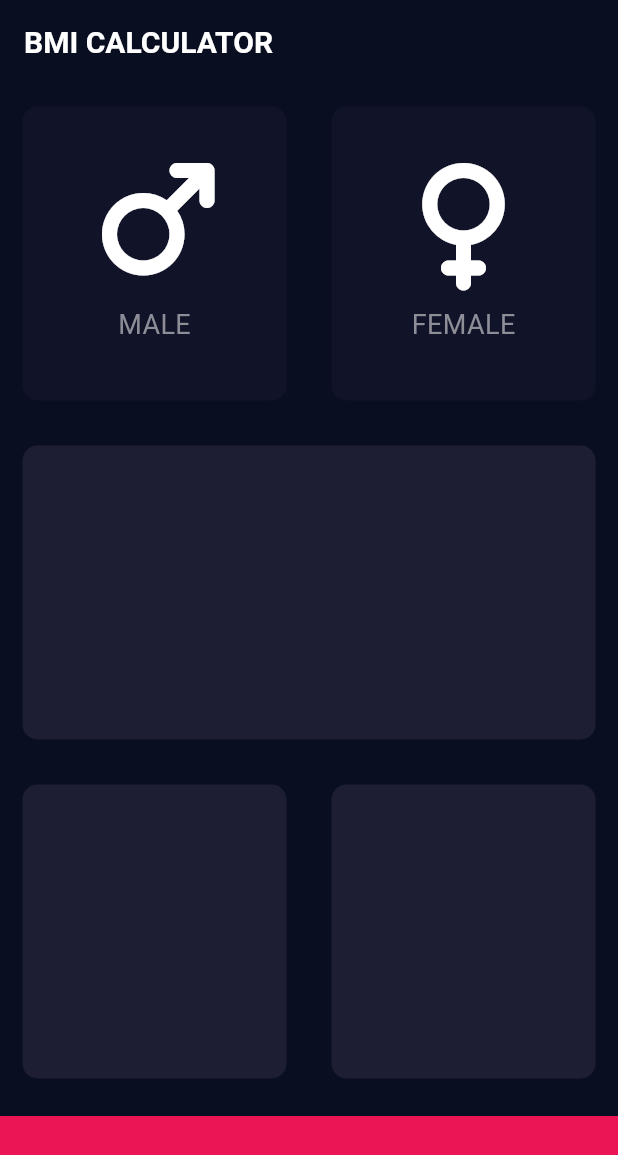
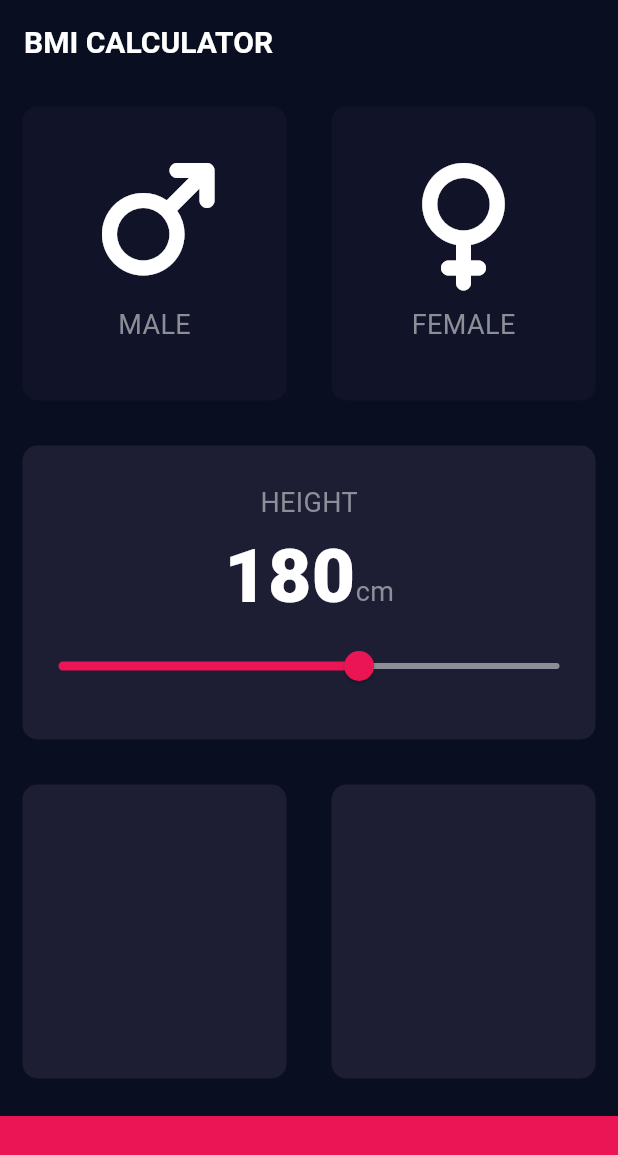
Before and after one commit to PradermN/BMI-Calculator, a Flutter app: the screen it shows after launch, on a phone screen of 412 x 824 dp. Shown: the top 1155 px of the screen. Run offline on Flutter 3.47's test engine with Material 3 defaults, Android fonts, the phone set to English and light mode, and no system bars; our stand-ins replace font_awesome_flutter.

Commit message:
Create and custom the slider

```diff
--- /dev/null
+++ b/lib/constants.dart
@@ -0,0 +1,9 @@
+import 'package:flutter/material.dart';
+
+const kbottomContainerHeight = 80.0;
+const kactiveCardColor = Color(0xFF1D1E33);
+const kinactiveCardColor = Color(0xFF111328);
+const kbottomContainerColor = Color(0xFFEB1555);
+
+const klabelTextStyle = TextStyle(fontSize: 18.0, color: Color(0xFF8D8E98));
+const knumberTextStyle = TextStyle(fontSize: 50.0, fontWeight: FontWeight.w900);
--- a/lib/icon_content.dart
+++ b/lib/icon_content.dart
@@ -1,9 +1,6 @@
 import 'package:flutter/material.dart';
+import 'constants.dart';
 
-const labelTextStyle = TextStyle(
-  fontSize: 18.0,
-  color: Color(0xFF8D8E98),
-);
 class IconContent extends StatelessWidget {
   final String label;
   final IconData icon;
@@ -14,16 +11,9 @@ class IconContent extends StatelessWidget {
     return Column(
       mainAxisAlignment: MainAxisAlignment.center,
       children: [
-        Icon(
-          icon,
-          size: 80.0,
-          color: Colors.white,
-        ),
+        Icon(icon, size: 80.0, color: Colors.white),
         SizedBox(height: 15.0),
-        Text(
-          label,
-          style: labelTextStyle,
-        ),
+        Text(label, style: klabelTextStyle),
       ],
     );
   }
--- a/lib/input_page.dart
+++ b/lib/input_page.dart
@@ -1,14 +1,11 @@
 import 'package:flutter/material.dart';
+import 'constants.dart';
 import 'package:font_awesome_flutter/font_awesome_flutter.dart';
 import 'reusable_card.dart';
 import 'icon_content.dart';
 
-const bottomContainerHeight = 80.0;
-const activeCardColor = Color(0xFF1D1E33);
-const inactiveCardColor = Color(0xFF111328);
-const bottomContainerColor = Color(0xFFEB1555);
+enum Gender { male, female }
 
-enum Gender { male, female }
 class InputPage extends StatefulWidget {
   const InputPage({super.key});
   @override
@@ -16,8 +13,8 @@ class InputPage extends StatefulWidget {
 }
 
 class InputPageState extends State<InputPage> {
-
-  Gender ? selectedGender;
+  Gender? selectedGender;
+  int height = 180;
 
   @override
   Widget build(BuildContext context) {
@@ -25,18 +22,21 @@ class InputPageState extends State<InputPage> {
       appBar: AppBar(title: Text('BMI CALCULATOR')),
       body: Column(
         mainAxisAlignment: MainAxisAlignment.center,
+        crossAxisAlignment: CrossAxisAlignment.stretch,
         children: [
           Expanded(
             child: Row(
               children: [
                 Expanded(
                   child: ReusableCard(
-                    onPress: (){
+                    onPress: () {
                       setState(() {
                         selectedGender = Gender.male;
                       });
                     },
-                    color: selectedGender == Gender.male ? activeCardColor : inactiveCardColor,
+                    color: selectedGender == Gender.male
+                        ? kactiveCardColor
+                        : kinactiveCardColor,
                     cardChild: IconContent(
                       label: 'MALE',
                       icon: FontAwesomeIcons.mars,
@@ -46,12 +46,14 @@ class InputPageState extends State<InputPage> {
 
                 Expanded(
                   child: ReusableCard(
-                    onPress: (){
+                    onPress: () {
                       setState(() {
                         selectedGender = Gender.female;
                       });
                     },
-                    color: selectedGender == Gender.female ? activeCardColor : inactiveCardColor,
+                    color: selectedGender == Gender.female
+                        ? kactiveCardColor
+                        : kinactiveCardColor,
                     cardChild: IconContent(
                       label: 'FEMALE',
                       icon: FontAwesomeIcons.venus,
@@ -61,20 +63,51 @@ class InputPageState extends State<InputPage> {
               ],
             ),
           ),
-          Expanded(child: ReusableCard(color: activeCardColor)),
+          Expanded(
+            child: ReusableCard(
+              color: kactiveCardColor,
+              cardChild: Column(
+                mainAxisAlignment: MainAxisAlignment.center,
+                children: [
+                  Text('HEIGHT', style: klabelTextStyle),
+                  Row(
+                    mainAxisAlignment: MainAxisAlignment.center,
+                    crossAxisAlignment: CrossAxisAlignment.baseline,
+                    textBaseline: TextBaseline.alphabetic,
+                    children: [
+                      Text(height.toString(), style: knumberTextStyle),
+                      Text('cm', style: klabelTextStyle),
+                    ],
+                  ),
+                  Slider(
+                    value: height.toDouble(),
+                    min: 120.0,
+                    max: 220.0,
+                    activeColor: Color(0xFFEB1555),
+                    inactiveColor: Color(0xFF8D8E98),
+                    onChanged: (double newValue) {
+                      setState(() {
+                        height = newValue.round();
+                      });
+                    },
+                  )
+                ],
+              ),
+            ),
+          ),
           Expanded(
             child: Row(
               children: [
-                Expanded(child: ReusableCard(color: activeCardColor)),
-                Expanded(child: ReusableCard(color: activeCardColor)),
+                Expanded(child: ReusableCard(color: kactiveCardColor)),
+                Expanded(child: ReusableCard(color: kactiveCardColor)),
               ],
             ),
           ),
           Container(
-            color: bottomContainerColor,
+            color: kbottomContainerColor,
             margin: EdgeInsets.only(top: 10.0),
             width: double.infinity,
-            height: bottomContainerHeight,
+            height: kbottomContainerHeight,
           ),
         ],
       ),
```
